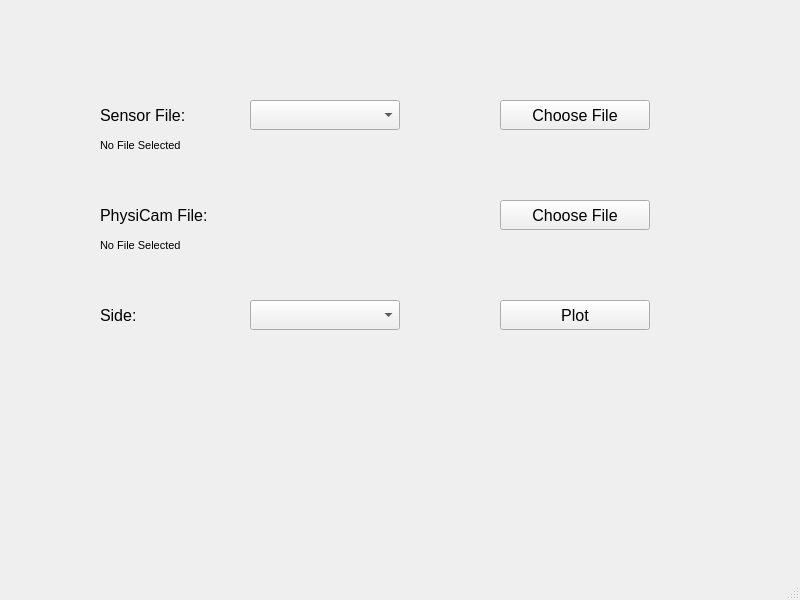
NeuroRehack/PhysiCam, file IMU/plot_util/ui/imu_gui.ui: the form before one commit.
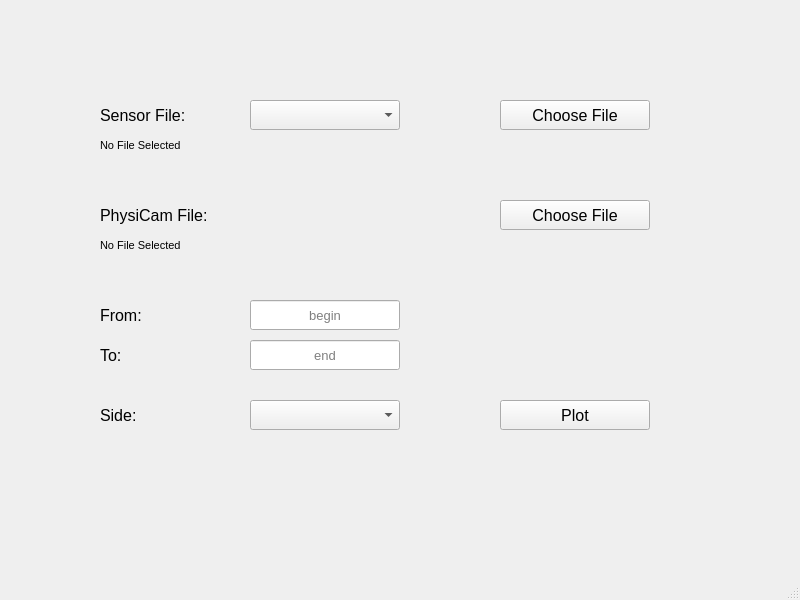
The form after the commit.

```diff
--- a/IMU/plot_util/ui/imu_gui.ui
+++ b/IMU/plot_util/ui/imu_gui.ui
@@ -136,7 +136,7 @@
     <property name="geometry">
      <rect>
       <x>500</x>
-      <y>300</y>
+      <y>400</y>
       <width>150</width>
       <height>30</height>
      </rect>
@@ -154,7 +154,7 @@
     <property name="geometry">
      <rect>
       <x>100</x>
-      <y>300</y>
+      <y>400</y>
       <width>150</width>
       <height>30</height>
      </rect>
@@ -172,10 +172,88 @@
     <property name="geometry">
      <rect>
       <x>250</x>
+      <y>400</y>
+      <width>150</width>
+      <height>30</height>
+     </rect>
+    </property>
+   </widget>
+   <widget class="QLabel" name="FromLabel">
+    <property name="geometry">
+     <rect>
+      <x>100</x>
       <y>300</y>
+      <width>100</width>
+      <height>30</height>
+     </rect>
+    </property>
+    <property name="font">
+     <font>
+      <pointsize>12</pointsize>
+     </font>
+    </property>
+    <property name="text">
+     <string>From:</string>
+    </property>
+   </widget>
+   <widget class="QLabel" name="ToLabel">
+    <property name="geometry">
+     <rect>
+      <x>100</x>
+      <y>340</y>
+      <width>100</width>
+      <height>30</height>
+     </rect>
+    </property>
+    <property name="font">
+     <font>
+      <pointsize>12</pointsize>
+     </font>
+    </property>
+    <property name="text">
+     <string>To:</string>
+    </property>
+   </widget>
+   <widget class="QLineEdit" name="FromLineEdit">
+    <property name="geometry">
+     <rect>
+      <x>250</x>
+      <y>300</y>
       <width>150</width>
       <height>30</height>
      </rect>
+    </property>
+    <property name="font">
+     <font>
+      <pointsize>10</pointsize>
+     </font>
+    </property>
+    <property name="alignment">
+     <set>Qt::AlignCenter</set>
+    </property>
+    <property name="placeholderText">
+     <string>begin</string>
+    </property>
+   </widget>
+   <widget class="QLineEdit" name="ToLineEdit">
+    <property name="geometry">
+     <rect>
+      <x>250</x>
+      <y>340</y>
+      <width>150</width>
+      <height>30</height>
+     </rect>
+    </property>
+    <property name="font">
+     <font>
+      <pointsize>10</pointsize>
+     </font>
+    </property>
+    <property name="alignment">
+     <set>Qt::AlignCenter</set>
+    </property>
+    <property name="placeholderText">
+     <string>end</string>
     </property>
    </widget>
   </widget>
```
